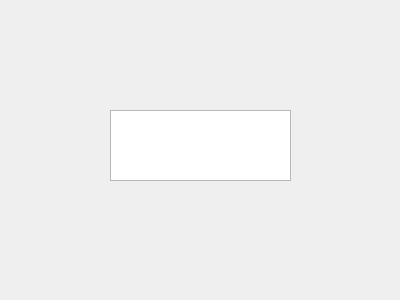
This is widget.ui in lingdan2008/qt_dropgrag as Qt 5 draws it before an edit. The edited form follows.
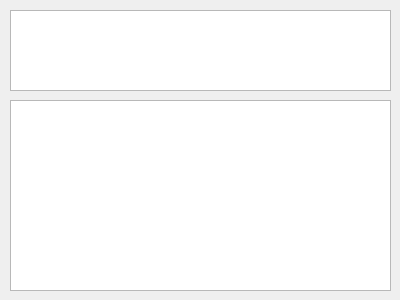
This is the edited form.

Patch:
```diff
--- a/widget.ui
+++ b/widget.ui
@@ -16,10 +16,20 @@
   <widget class="QTextEdit" name="textEdit">
    <property name="geometry">
     <rect>
-     <x>110</x>
-     <y>110</y>
-     <width>181</width>
-     <height>71</height>
+     <x>10</x>
+     <y>10</y>
+     <width>381</width>
+     <height>81</height>
+    </rect>
+   </property>
+  </widget>
+  <widget class="QTextEdit" name="textEdit_2">
+   <property name="geometry">
+    <rect>
+     <x>10</x>
+     <y>100</y>
+     <width>381</width>
+     <height>191</height>
     </rect>
    </property>
   </widget>
```
